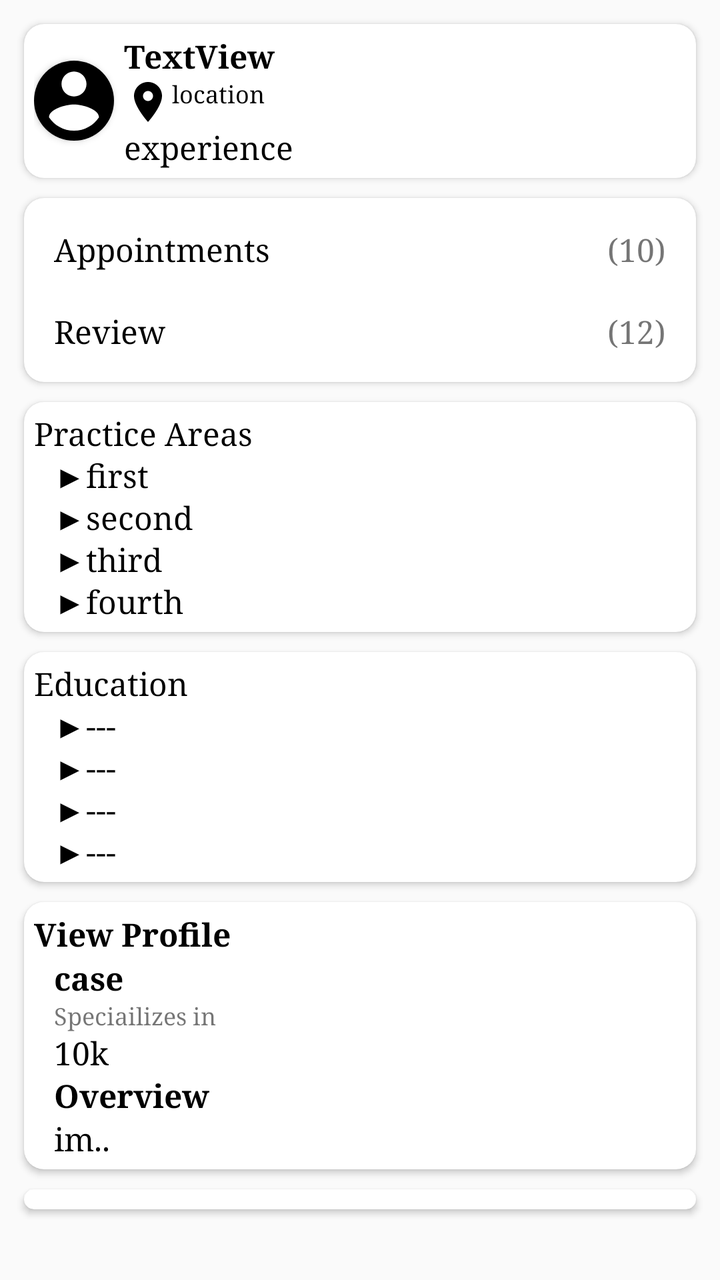
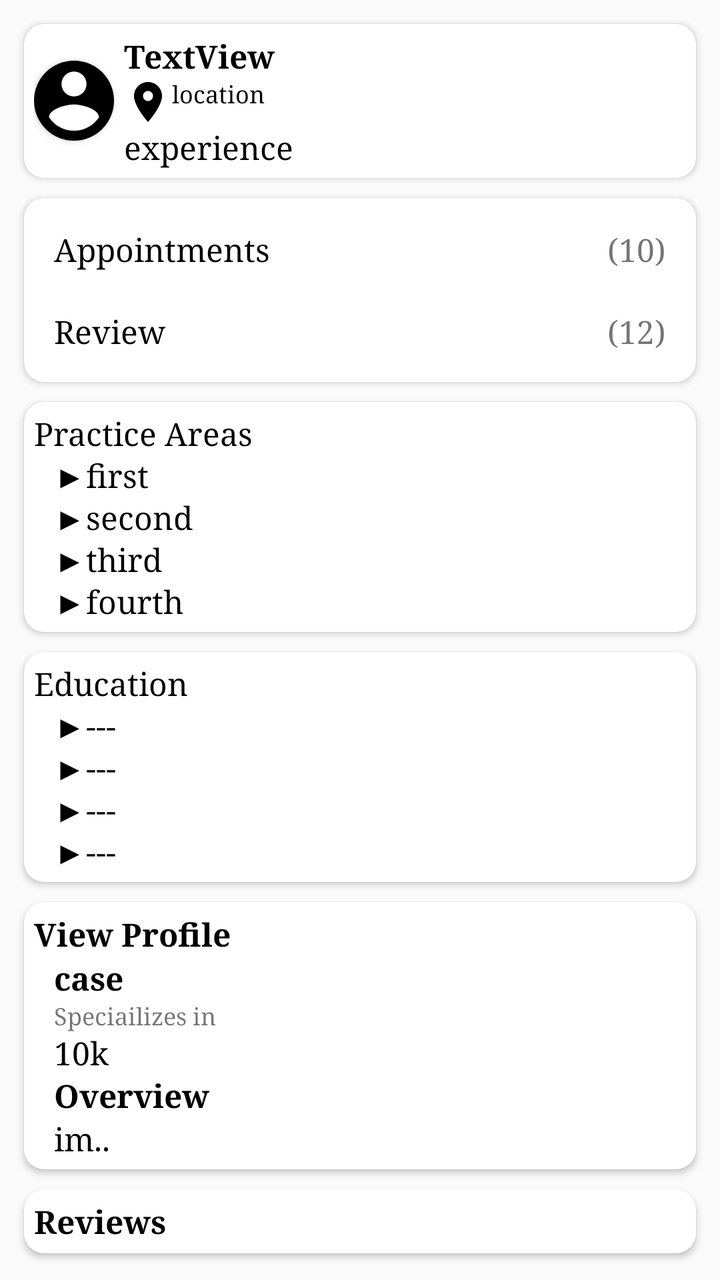

Before-and-after screenshots of an Android layout around one commit, followed by the original layout XML and the change that was made.
<!-- AndroidManifest.xml: application theme Theme.LawAdvat -->
<!-- res/layout/fragment_lawyer_profile.xml -->
<?xml version="1.0" encoding="utf-8"?>
<androidx.appcompat.widget.LinearLayoutCompat xmlns:android="http://schemas.android.com/apk/res/android"
    xmlns:app="http://schemas.android.com/apk/res-auto"
    xmlns:tools="http://schemas.android.com/tools"
    android:layout_width="match_parent"
    android:layout_height="match_parent"
    tools:context=".ui.profile.LawyerProfile">
    <ScrollView
        android:layout_width="match_parent"
        android:layout_height="wrap_content"
        android:scrollbars="none"
        android:padding="02dp">
        <LinearLayout
            android:layout_width="match_parent"
            android:layout_height="wrap_content"
            android:padding="05dp"
            android:orientation="vertical">
            <androidx.cardview.widget.CardView
                android:layout_width="match_parent"
                android:layout_height="wrap_content"
                android:padding="10dp"
                app:cardCornerRadius="10dp"
                android:layout_margin="05dp">
                <LinearLayout
                    android:layout_width="match_parent"
                    android:layout_height="wrap_content"
                    android:padding="05dp"
                    android:orientation="horizontal">
                    <androidx.cardview.widget.CardView
                        android:layout_width="40dp"
                        app:cardCornerRadius="40dp"
                        android:layout_gravity="center"
                        android:layout_height="40dp">
                        <ImageView
                            android:id="@+id/profile_lawyer_image"
                            android:layout_width="50dp"
                            android:layout_height="50dp"
                            android:layout_gravity="center"
                            app:layout_constraintBottom_toBottomOf="parent"
                            app:layout_constraintStart_toStartOf="parent"
                            app:layout_constraintTop_toTopOf="parent"
                            app:srcCompat="@drawable/baseline_account_circle_24" />
                    </androidx.cardview.widget.CardView>
                    <LinearLayout
                        android:layout_width="match_parent"
                        android:layout_height="wrap_content"
                        android:layout_marginLeft="05dp"
                        android:orientation="vertical">
                        <TextView
                            android:id="@+id/profile_lawyer_name"
                            android:layout_width="wrap_content"
                            android:layout_height="wrap_content"
                            android:text="TextView"
                            android:textStyle="bold"
                            android:fontFamily="serif"
                            android:textColor="@color/black"
                            app:layout_constraintBottom_toBottomOf="@+id/profile_lawyer_image"
                            app:layout_constraintStart_toEndOf="@+id/profile_lawyer_image"
                            app:layout_constraintTop_toTopOf="@+id/profile_lawyer_image" />
                        <LinearLayout
                            android:layout_width="match_parent"
                            android:layout_height="wrap_content"
                            android:orientation="horizontal">
                        <ImageView
                            android:id="@+id/imageView"
                            android:layout_width="wrap_content"
                            android:layout_height="wrap_content"
                            android:src="@drawable/baseline_location_on_24" />
                            <TextView
                                android:layout_width="wrap_content"
                                android:layout_height="wrap_content"
                                android:text="location"
                                android:textSize="12sp"
                                android:fontFamily="serif"
                                android:textColor="@color/black"
                                android:id="@+id/location"/>
                        </LinearLayout>
                        <TextView
                            android:layout_width="wrap_content"
                            android:layout_height="wrap_content"
                            android:text="experience"
                            android:fontFamily="serif"
                            android:textColor="@color/black"
                            android:id="@+id/experience"/>
                    </LinearLayout>
                </LinearLayout>
            </androidx.cardview.widget.CardView>
        <androidx.cardview.widget.CardView
            android:layout_width="match_parent"
            android:layout_height="wrap_content"
            android:padding="10dp"
            app:cardCornerRadius="10dp"
            android:layout_margin="05dp">
        <LinearLayout
            android:layout_width="match_parent"
            android:layout_height="wrap_content"
            android:padding="05dp"
            android:orientation="vertical">
            <androidx.constraintlayout.widget.ConstraintLayout
                android:layout_width="match_parent"
                android:layout_height="wrap_content">

                <TextView
                    android:layout_width="wrap_content"
                    android:layout_height="wrap_content"
                    android:textColor="@color/black"
                    android:fontFamily="serif"
                    android:layout_margin="10dp"
                    android:text="Appointments"
                    app:layout_constraintBottom_toBottomOf="parent"
                    app:layout_constraintStart_toStartOf="parent"
                    app:layout_constraintTop_toTopOf="parent" />

                <TextView
                    android:layout_width="wrap_content"
                    android:layout_height="wrap_content"
                    android:fontFamily="serif"
                    android:text="(10)"
                    android:id="@+id/appoint"
                    android:layout_margin="10dp"
                    app:layout_constraintBottom_toBottomOf="parent"
                    app:layout_constraintEnd_toEndOf="parent"
                    app:layout_constraintTop_toTopOf="parent" />
            </androidx.constraintlayout.widget.ConstraintLayout>
            <androidx.constraintlayout.widget.ConstraintLayout
                android:layout_width="match_parent"
                android:layout_height="wrap_content">

                <TextView
                    android:layout_width="wrap_content"
                    android:layout_height="wrap_content"
                    android:textColor="@color/black"
                    android:fontFamily="serif"
                    android:layout_margin="10dp"
                    android:text="Review"
                    app:layout_constraintBottom_toBottomOf="parent"
                    app:layout_constraintStart_toStartOf="parent"
                    app:layout_constraintTop_toTopOf="parent" />

                <TextView
                    android:layout_width="wrap_content"
                    android:layout_height="wrap_content"
                    android:fontFamily="serif"
                    android:text="(12)"
                    android:id="@+id/review"
                    android:layout_margin="10dp"
                    app:layout_constraintBottom_toBottomOf="parent"
                    app:layout_constraintEnd_toEndOf="parent"
                    app:layout_constraintTop_toTopOf="parent" />
            </androidx.constraintlayout.widget.ConstraintLayout>
        </LinearLayout>

        </androidx.cardview.widget.CardView>
        <androidx.cardview.widget.CardView
            android:layout_width="match_parent"
            android:layout_height="wrap_content"
            android:padding="10dp"
            app:cardCornerRadius="10dp"
            android:layout_margin="05dp">
        <LinearLayout
            android:layout_width="match_parent"
            android:layout_height="wrap_content"
            android:padding="05dp"
            android:orientation="vertical">
            <TextView
                android:layout_width="wrap_content"
                android:layout_height="wrap_content"
                android:textColor="@color/black"
                android:fontFamily="serif"
                android:text="Practice Areas"/>
            <TextView
                android:layout_width="wrap_content"
                android:layout_height="wrap_content"
                android:text="\u25BAfirst"
                android:textColor="@color/black"
                android:fontFamily="serif"
                android:layout_marginLeft="10dp"
                android:id="@+id/first"/>
            <TextView
                android:layout_width="wrap_content"
                android:layout_height="wrap_content"
                android:layout_marginLeft="10dp"
                android:text="\u25BAsecond"
                android:textColor="@color/black"
                android:fontFamily="serif"
                android:id="@+id/second"/>
            <TextView
                android:layout_width="wrap_content"
                android:layout_height="wrap_content"
                android:layout_marginLeft="10dp"
                android:text="\u25BAthird"
                android:textColor="@color/black"
                android:fontFamily="serif"
                android:id="@+id/third"/>
            <TextView
                android:layout_width="wrap_content"
                android:layout_height="wrap_content"
                android:layout_marginLeft="10dp"
                android:text="\u25BAfourth"
                android:textColor="@color/black"
                android:fontFamily="serif"
                android:id="@+id/fourth"/>
        </LinearLayout>
        </androidx.cardview.widget.CardView>
        <androidx.cardview.widget.CardView
            android:layout_width="match_parent"
            android:layout_height="wrap_content"
            android:padding="10dp"
            app:cardCornerRadius="10dp"
            android:layout_margin="05dp">
        <LinearLayout
            android:layout_width="match_parent"
            android:layout_height="wrap_content"
            android:padding="05dp"
            android:orientation="vertical">
            <TextView
                android:layout_width="wrap_content"
                android:layout_height="wrap_content"
                android:textColor="@color/black"
                android:fontFamily="serif"
                android:text="Education"/>
            <TextView
                android:layout_width="wrap_content"
                android:layout_height="wrap_content"
                android:text="\u25BA---"
                android:textColor="@color/black"
                android:fontFamily="serif"
                android:layout_marginLeft="10dp"
                android:id="@+id/first_ed"
                tools:ignore="HardcodedText" />
            <TextView
                android:layout_width="wrap_content"
                android:layout_height="wrap_content"
                android:layout_marginLeft="10dp"
                android:text="\u25BA---"
                android:textColor="@color/black"
                android:fontFamily="serif"
                android:id="@+id/second_ed"
                tools:ignore="HardcodedText" />
            <TextView
                android:layout_width="wrap_content"
                android:layout_height="wrap_content"
                android:layout_marginLeft="10dp"
                android:text="\u25BA---"
                android:textColor="@color/black"
                android:fontFamily="serif"
                android:id="@+id/third_ed"
                tools:ignore="HardcodedText" />
            <TextView
                android:layout_width="wrap_content"
                android:layout_height="wrap_content"
                android:layout_marginLeft="10dp"
                android:text="\u25BA---"
                android:textColor="@color/black"
                android:fontFamily="serif"
                android:id="@+id/fourth_ed"
                tools:ignore="HardcodedText" />
        </LinearLayout>
        </androidx.cardview.widget.CardView>
        <androidx.cardview.widget.CardView
            android:layout_width="match_parent"
            android:layout_height="wrap_content"
            android:padding="10dp"
            app:cardCornerRadius="10dp"
            android:layout_margin="05dp">
        <LinearLayout
            android:layout_width="match_parent"
            android:layout_height="wrap_content"
            android:padding="05dp"
            android:orientation="vertical">
            <TextView
                android:layout_width="wrap_content"
                android:layout_height="wrap_content"
                android:textStyle="bold"
                android:textColor="@color/black"
                android:fontFamily="serif"
                android:text="View Profile"/>
            <TextView
                android:layout_width="wrap_content"
                android:layout_height="wrap_content"
                android:text="case"
                android:textColor="@color/black"
                android:fontFamily="serif"
                android:textStyle="bold"
                android:layout_marginLeft="10dp"
                android:id="@+id/high"/>
            <TextView
                android:layout_width="wrap_content"
                android:layout_height="wrap_content"
                android:layout_marginLeft="10dp"
                android:textSize="12sp"
                android:text="Speciailizes in "
                />
            <TextView
                android:layout_width="wrap_content"
                android:layout_height="wrap_content"
                android:layout_marginLeft="10dp"
                android:text="10k"
                android:textColor="@color/black"
                android:fontFamily="serif"
                android:id="@+id/fee"
                tools:ignore="HardcodedText,RtlHardcoded" />
            <TextView
                android:layout_width="wrap_content"
                android:layout_height="wrap_content"
                android:layout_marginLeft="10dp"
                android:textStyle="bold"
                android:text="Overview"
                android:textColor="@color/black"
                android:fontFamily="serif"
                tools:ignore="HardcodedText,RtlHardcoded" />
            <TextView
                android:layout_width="wrap_content"
                android:layout_height="wrap_content"
                android:layout_marginLeft="10dp"
                android:text="im.."
                android:textColor="@color/black"
                android:fontFamily="serif"
                android:id="@+id/overview"
                tools:ignore="HardcodedText,RtlHardcoded" />
        </LinearLayout>
        </androidx.cardview.widget.CardView>
        <androidx.cardview.widget.CardView
            android:layout_width="match_parent"
            android:layout_height="wrap_content"
            android:padding="10dp"
            app:cardCornerRadius="10dp"
            android:layout_margin="05dp">
        <LinearLayout
            android:layout_width="match_parent"
            android:layout_height="wrap_content"
            android:padding="05dp"
            android:orientation="vertical">
            <androidx.recyclerview.widget.RecyclerView
                android:layout_width="match_parent"
                android:layout_height="wrap_content"
                android:id="@+id/recycler_review"/>
        </LinearLayout>
        </androidx.cardview.widget.CardView>
        </LinearLayout>
    </ScrollView>
</androidx.appcompat.widget.LinearLayoutCompat>
<!-- resources referenced by this layout -->
<resources>
  <color name="black">#FF000000</color>
  <!-- drawable baseline_account_circle_24 (drawable) -->
  <vector android:height="24dp" android:tint="#000000"
      android:viewportHeight="24" android:viewportWidth="24"
      android:width="24dp" xmlns:android="http://schemas.android.com/apk/res/android">
      <path android:fillColor="@android:color/white" android:pathData="M12,2C6.48,2 2,6.48 2,12s4.48,10 10,10 10,-4.48 10,-10S17.52,2 12,2zM12,5c1.66,0 3,1.34 3,3s-1.34,3 -3,3 -3,-1.34 -3,-3 1.34,-3 3,-3zM12,19.2c-2.5,0 -4.71,-1.28 -6,-3.22 0.03,-1.99 4,-3.08 6,-3.08 1.99,0 5.97,1.09 6,3.08 -1.29,1.94 -3.5,3.22 -6,3.22z"/>
  </vector>
  <!-- drawable baseline_location_on_24 (drawable) -->
  <vector android:height="24dp" android:tint="#000000"
      android:viewportHeight="24" android:viewportWidth="24"
      android:width="24dp" xmlns:android="http://schemas.android.com/apk/res/android">
      <path android:fillColor="@android:color/white" android:pathData="M12,2C8.13,2 5,5.13 5,9c0,5.25 7,13 7,13s7,-7.75 7,-13c0,-3.87 -3.13,-7 -7,-7zM12,11.5c-1.38,0 -2.5,-1.12 -2.5,-2.5s1.12,-2.5 2.5,-2.5 2.5,1.12 2.5,2.5 -1.12,2.5 -2.5,2.5z"/>
  </vector>
  <style name="Theme.LawAdvat" parent="Theme.MaterialComponents.DayNight.DarkActionBar.Bridge">
          
          <item name="colorPrimary">@color/white</item>
          <item name="colorPrimaryVariant">#FFFFFF</item>
          <item name="colorOnPrimary">#009688</item>
          
          <item name="colorSecondary">@color/teal_200</item>
          <item name="colorSecondaryVariant">@color/teal_700</item>
          <item name="colorOnSecondary">#FFFFFF</item>
          
          <item name="android:statusBarColor">#FFFFFF</item>
          
          <item name="titleTextColor">@color/black</item>
          <item name="fontFamily">serif</item>
          <item name="android:textSize">16sp</item>
      </style>
  <color name="white">#FFFFFFFF</color>
  <color name="teal_200">#FF03DAC5</color>
  <color name="teal_700">#FF018786</color>
</resources>

<!-- the commit's change to res/layout/fragment_lawyer_profile.xml (unified diff, before → after) -->
@@ -331,6 +331,15 @@
             android:layout_height="wrap_content"
             android:padding="05dp"
             android:orientation="vertical">
+            <TextView
+                android:layout_width="wrap_content"
+                android:layout_height="wrap_content"
+                android:textStyle="bold"
+
+                android:textColor="@color/black"
+                android:fontFamily="serif"
+                android:text="Reviews"/>
+            
             <androidx.recyclerview.widget.RecyclerView
                 android:layout_width="match_parent"
                 android:layout_height="wrap_content"
